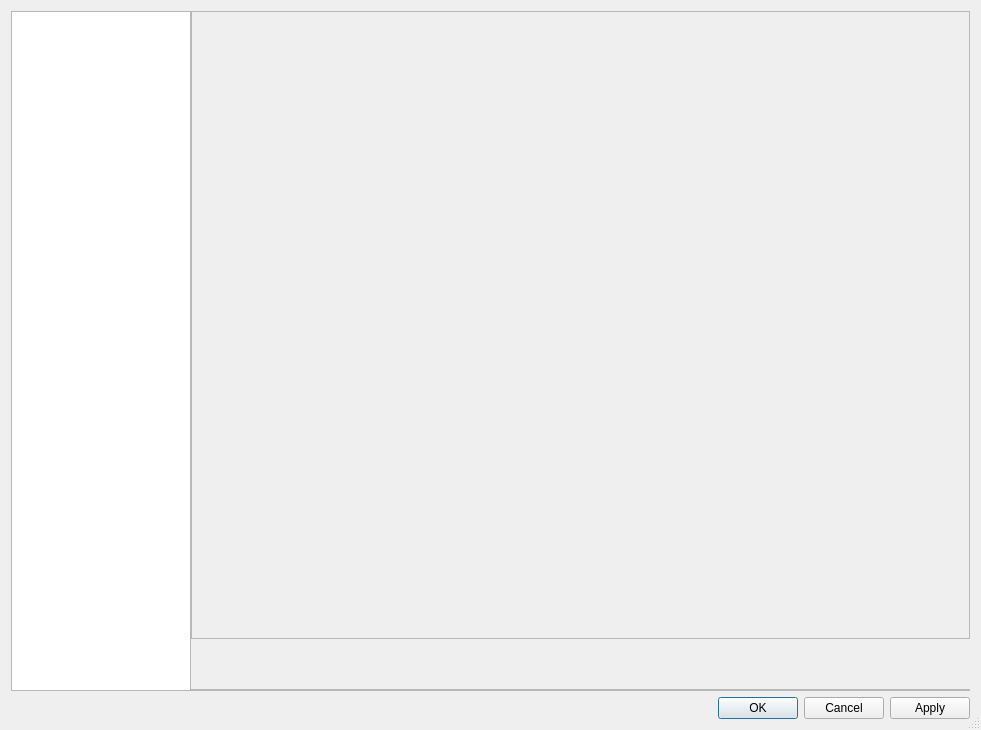
First picture: the form in frontend/forms/SettingsWindow.ui, repository Warchamp7/obs-studio, before the edit.
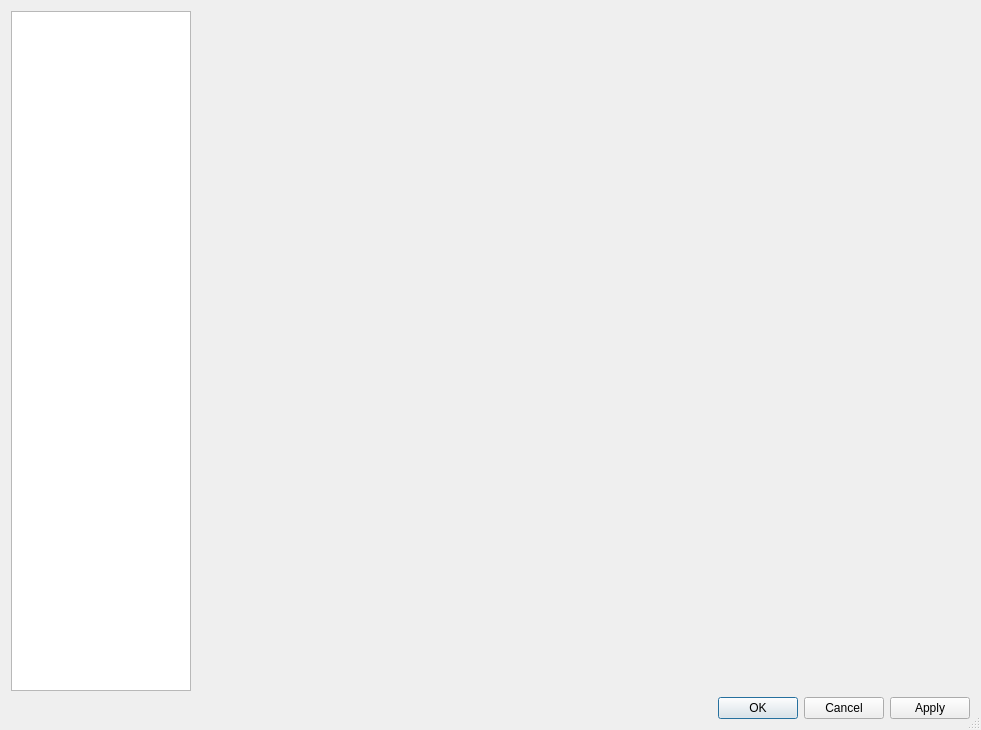
Second picture: the form after the edit.

```diff
--- a/frontend/forms/SettingsWindow.ui
+++ b/frontend/forms/SettingsWindow.ui
@@ -72,7 +72,7 @@
        </property>
        <layout class="QVBoxLayout" name="verticalLayout_3">
         <property name="spacing">
-         <number>50</number>
+         <number>6</number>
         </property>
         <property name="leftMargin">
          <number>0</number>
@@ -95,20 +95,26 @@
            </sizepolicy>
           </property>
           <property name="frameShape">
-           <enum>QFrame::Shape::StyledPanel</enum>
+           <enum>QFrame::Shape::NoFrame</enum>
           </property>
           <property name="frameShadow">
-           <enum>QFrame::Shadow::Raised</enum>
+           <enum>QFrame::Shadow::Plain</enum>
+          </property>
+          <property name="lineWidth">
+           <number>0</number>
           </property>
          </widget>
         </item>
         <item>
          <widget class="QFrame" name="settingsNotices">
           <property name="frameShape">
-           <enum>QFrame::Shape::StyledPanel</enum>
+           <enum>QFrame::Shape::NoFrame</enum>
           </property>
           <property name="frameShadow">
-           <enum>QFrame::Shadow::Raised</enum>
+           <enum>QFrame::Shadow::Plain</enum>
+          </property>
+          <property name="lineWidth">
+           <number>0</number>
           </property>
           <layout class="QVBoxLayout" name="verticalLayout_5">
            <property name="leftMargin">
```
Left out of the diff: 4 changed lines with no effect on the pictures.
